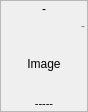
Above: workflow/ui/thumbimageframe.ui from cseyve/piaf before the change. Below: the same form after it.
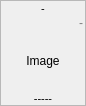
That is the form after the change. Custom widgets are drawn as their Qt base class.

```diff
--- a/workflow/ui/thumbimageframe.ui
+++ b/workflow/ui/thumbimageframe.ui
@@ -6,8 +6,8 @@
    <rect>
     <x>0</x>
     <y>0</y>
-    <width>88</width>
-    <height>112</height>
+    <width>86</width>
+    <height>106</height>
    </rect>
   </property>
   <property name="maximumSize">
@@ -58,6 +58,11 @@
        <verstretch>0</verstretch>
       </sizepolicy>
      </property>
+     <property name="font">
+      <font>
+       <pointsize>8</pointsize>
+      </font>
+     </property>
      <property name="text">
       <string>-</string>
      </property>
@@ -125,6 +130,12 @@
    </item>
    <item>
     <widget class="QLabel" name="starsLabel">
+     <property name="sizePolicy">
+      <sizepolicy hsizetype="Preferred" vsizetype="Minimum">
+       <horstretch>0</horstretch>
+       <verstretch>0</verstretch>
+      </sizepolicy>
+     </property>
      <property name="font">
       <font>
        <pointsize>8</pointsize>
```
